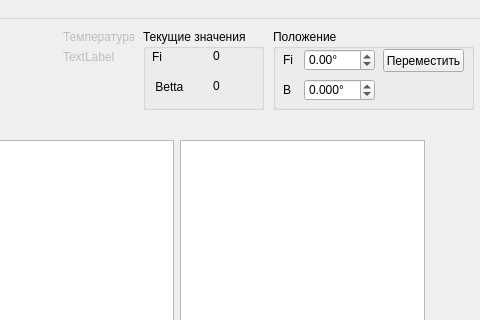
Old version of the form mainwindow.ui in the repository ypaaxx/Fun; both pictures show x 457 to 937 and y 0 to 320 of the 937 by 757 pixel window.
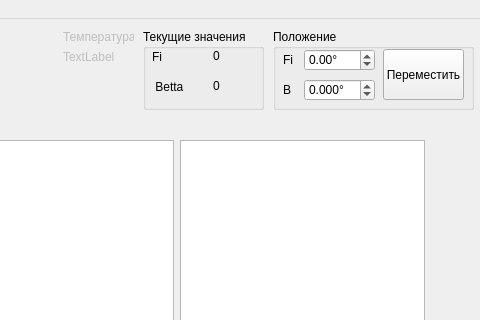
New version of the form. Custom widgets are drawn as their Qt base class.

Diff of the .ui file:
```diff
--- a/mainwindow.ui
+++ b/mainwindow.ui
@@ -47,7 +47,7 @@
        <x>110</x>
        <y>20</y>
        <width>81</width>
-       <height>23</height>
+       <height>51</height>
       </rect>
      </property>
      <property name="text">
```
